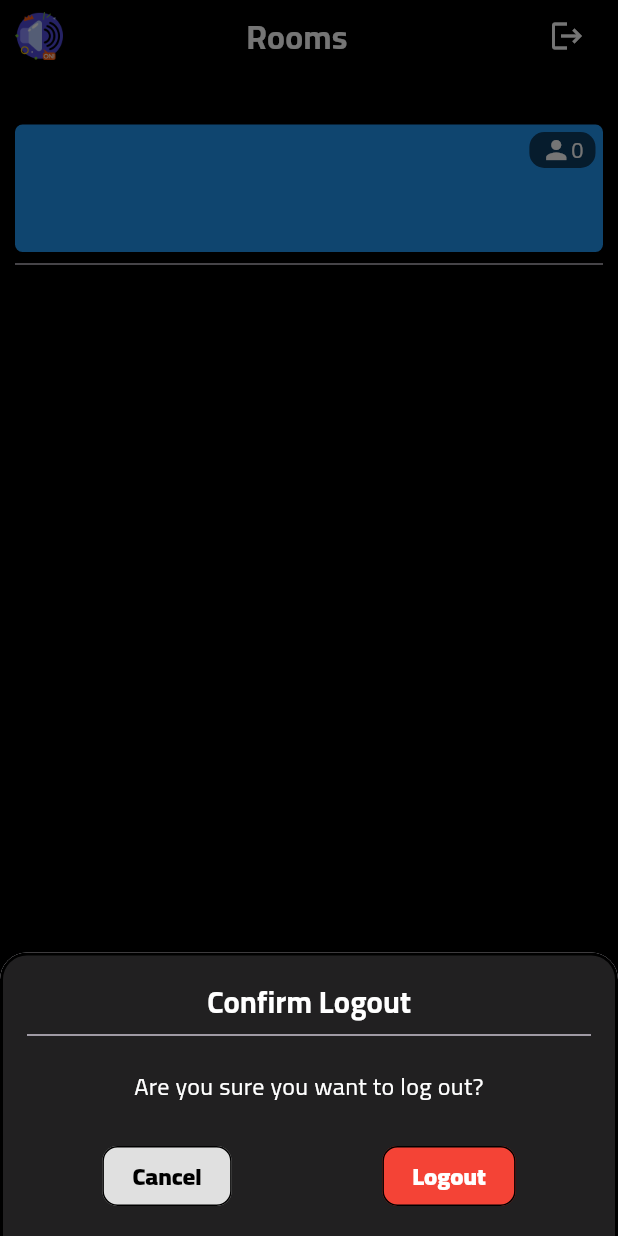
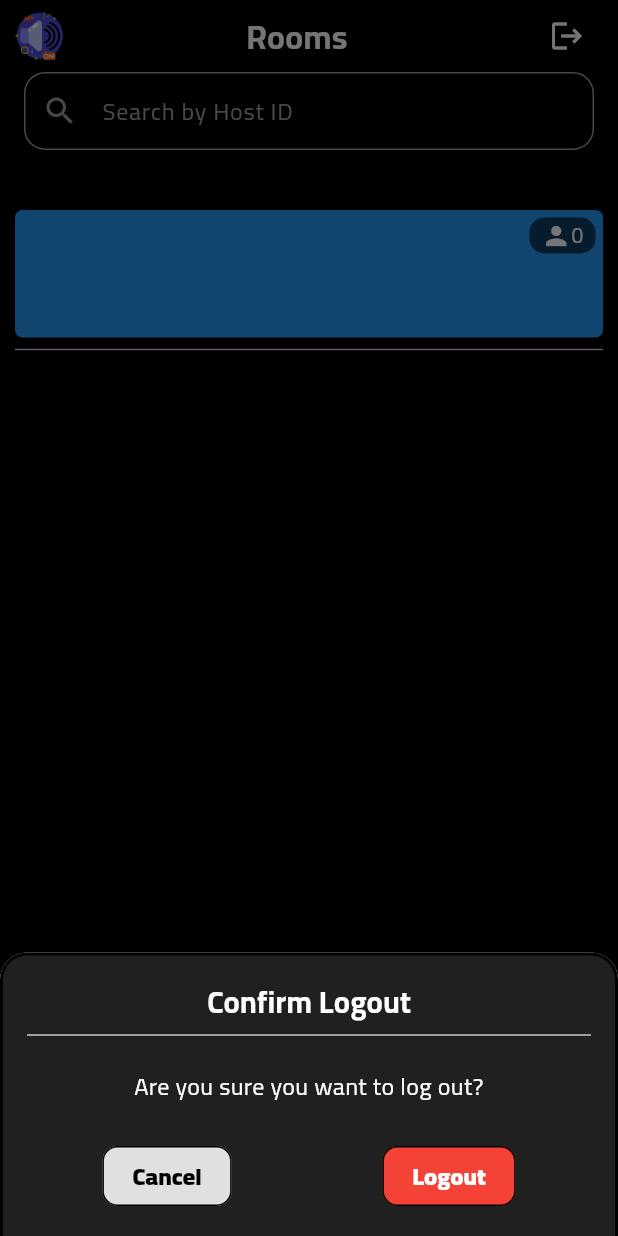
Before and after one commit to Moha2001hassan/audio_rooms, a Flutter app: the RoomsPage screen opened by its route, after a tap on the "logout" icon, on a phone screen of 412 x 824 dp. Run offline on Flutter 3.47's test engine with Material 3 defaults, Android fonts, the phone set to English and light mode, and no system bars; our stand-ins replace cloud_firestore, firebase_auth, firebase_core, flutter_bloc, iconsax, shared_preferences; missing offline and left inert: zego_uikit_prebuilt_live_audio_room; accounts and stored records are empty; network calls fail.

Commit message:
search bar

```diff
--- a/lib/features/rooms/controller/rooms_controller.dart
+++ b/lib/features/rooms/controller/rooms_controller.dart
@@ -61,7 +61,6 @@ class RoomsController {
     }
   }
 
-
   Future<void> saveRoomData(Room room) async {
     try {
       await _firestore.collection('rooms').doc(room.hostId).set(room.toJson());
--- /dev/null
+++ b/lib/features/rooms/controller/rooms_cubit.dart
@@ -0,0 +1,39 @@
+import 'package:flutter_bloc/flutter_bloc.dart';
+import '../../auth/data/models/user.dart';
+import '../models/room.dart';
+import 'rooms_controller.dart';
+import 'rooms_state.dart';
+
+class RoomsCubit extends Cubit<RoomsState> {
+  final RoomsController controller;
+
+  RoomsCubit(this.controller) : super(RoomsInitial());
+
+  List<Room> allRooms = [];
+  MyUser? user;
+  Room? userRoom;
+
+  Future<void> initializePage() async {
+    emit(RoomsLoading());
+    try {
+      user = await controller.getUserFromFirestore();
+      allRooms = await controller.getRoomsFromFirestore();
+
+      if (user != null) {
+        userRoom = await controller.checkIfUserHasRoom(user!.userId);
+      }
+
+      emit(RoomsLoaded(user: user, userRoom: userRoom, rooms: allRooms));
+    } catch (e) {
+      emit(RoomsError('Failed to load data: $e'));
+    }
+  }
+
+  void filterUsers(String query) {
+    final filteredRooms = allRooms.where((room) {
+      return room.hostId.toLowerCase().contains(query.toLowerCase());
+    }).toList();
+
+    emit(RoomsLoaded(user: user, userRoom: userRoom, rooms: filteredRooms));
+  }
+}
--- /dev/null
+++ b/lib/features/rooms/controller/rooms_state.dart
@@ -0,0 +1,22 @@
+import '../../auth/data/models/user.dart';
+import '../models/room.dart';
+
+abstract class RoomsState {}
+
+class RoomsInitial extends RoomsState {}
+
+class RoomsLoading extends RoomsState {}
+
+class RoomsLoaded extends RoomsState {
+  final MyUser? user;
+  final Room? userRoom;
+  final List<Room> rooms;
+
+  RoomsLoaded({required this.user, required this.userRoom, required this.rooms});
+}
+
+class RoomsError extends RoomsState {
+  final String message;
+
+  RoomsError(this.message);
+}
--- a/lib/features/rooms/screens/rooms_page.dart
+++ b/lib/features/rooms/screens/rooms_page.dart
@@ -1,11 +1,15 @@
 import 'package:flutter/material.dart';
+import 'package:flutter_bloc/flutter_bloc.dart';
 import '../../../core/constants/constants.dart';
 import '../../../core/widgets/my_appbar.dart';
 import '../../auth/data/models/user.dart';
 import '../controller/rooms_controller.dart';
+import '../controller/rooms_cubit.dart';
+import '../controller/rooms_state.dart';
 import '../models/room.dart';
 import '../widgets/create_room_btn.dart';
 import '../widgets/room_btn.dart';
+import '../widgets/search_widget.dart';
 import '../widgets/user_room.dart';
 
 class RoomsPage extends StatefulWidget {
@@ -16,21 +20,24 @@ class RoomsPage extends StatefulWidget {
 }
 
 class _RoomsPageState extends State<RoomsPage> {
-  RoomsController controller = RoomsController();
-  Room? userRoom;
-  MyUser? user;
-  List<Room> rooms = [];
+  late RoomsCubit roomsCubit;
+  final TextEditingController searchController = TextEditingController();
+  MyUser? user; // To store user data
+  Room? userRoom; // To store user room
 
   @override
   void initState() {
     super.initState();
-    initializePage();
+    roomsCubit = RoomsCubit(RoomsController());
+    roomsCubit.initializePage();
+    roomsCubit.stream.listen((state) {
+      if (state is RoomsLoaded) {
+        setState(() {
+          user = state.user;
+          userRoom = state.userRoom;
+        });
       }
-
-  Future<void> initializePage() async {
-    await getUser(); // Ensure `user` is fetched before checking the room
-    await getRoomsList(); // Optionally run this in parallel if independent
-    await checkRoomForUser(); // Now `user` is guaranteed to be non-null
+    });
   }
 
   @override
@@ -43,6 +50,11 @@ class _RoomsPageState extends State<RoomsPage> {
           child: Column(
             children: [
               const RoomsAppBar(),
+              SearchWidget(
+                roomsCubit: roomsCubit,
+                searchController: searchController,
+              ),
+              const SizedBox(height: 5),
               if (userRoom != null) UserRoomContainer(room: userRoom!),
               if (userRoom == null && user == null)
                 const CreateRoomBtn(room: null),
@@ -56,18 +68,33 @@ class _RoomsPageState extends State<RoomsPage> {
                 ),
               const Divider(),
               Expanded(
-                child: GridView.builder(
-                  itemCount: rooms.length,
-                  gridDelegate: const SliverGridDelegateWithFixedCrossAxisCount(
-                    crossAxisCount: 2, // Number of rooms per row
+                child: BlocBuilder<RoomsCubit, RoomsState>(
+                  bloc: roomsCubit,
+                  builder: (context, state) {
+                    if (state is RoomsLoading) {
+                      return const Center(child: CircularProgressIndicator());
+                    } else if (state is RoomsLoaded) {
+                      return GridView.builder(
+                        padding: const EdgeInsets.all(10),
+                        itemCount: state.rooms.length,
+                        gridDelegate:
+                            const SliverGridDelegateWithFixedCrossAxisCount(
+                          crossAxisCount: 2,
                           crossAxisSpacing: 7,
                           mainAxisSpacing: 7,
                           childAspectRatio: 2 / 3,
                         ),
                         itemBuilder: (context, index) {
-                    return user == null
-                        ? RoomBtn(room: rooms[index], user: testUser)
-                        : RoomBtn(room: rooms[index], user: user!);
+                          return RoomBtn(
+                            room: state.rooms[index],
+                            user: state.user ?? testUser,
+                          );
+                        },
+                      );
+                    } else if (state is RoomsError) {
+                      return Center(child: Text(state.message));
+                    }
+                    return const SizedBox.shrink();
                   },
                 ),
               ),
@@ -78,37 +105,10 @@ class _RoomsPageState extends State<RoomsPage> {
     );
   }
 
-  Future<void> getRoomsList() async {
-    final fetchedRooms = await controller.getRoomsFromFirestore();
-    if (mounted) {
-      setState(() {
-        rooms = fetchedRooms;
-      });
-    }
-  }
-
-  Future<void> getUser() async {
-    final fetchedUser = await controller.getUserFromFirestore();
-    if (mounted) {
-      setState(() {
-        user = fetchedUser;
-      });
-    }
-  }
-
-  Future<void> checkRoomForUser() async {
-    if (user != null) {
-      final fetchedRoom = await controller.checkIfUserHasRoom(user!.userId);
-      if (mounted) {
-        setState(() {
-          userRoom = fetchedRoom;
-        });
-      }
-    }
-  }
-
   @override
   void dispose() {
+    roomsCubit.close();
+    searchController.dispose();
     super.dispose();
   }
 }
--- a/lib/features/rooms/widgets/room_btn.dart
+++ b/lib/features/rooms/widgets/room_btn.dart
@@ -4,11 +4,7 @@ import '../models/room.dart';
 import '../screens/live_audio_page.dart';
 
 class RoomBtn extends StatelessWidget {
-  RoomBtn({
-    super.key,
-    required this.room,
-    required this.user,
-  });
+  RoomBtn({super.key, required this.room, required this.user});
 
   final Room room;
   final MyUser user;
@@ -34,9 +30,7 @@ class RoomBtn extends StatelessWidget {
         borderRadius: BorderRadius.circular(10),
         child: Container(
           padding: const EdgeInsets.all(4),
-          decoration: BoxDecoration(
-            borderRadius: BorderRadius.circular(10),
-          ),
+          decoration: BoxDecoration(borderRadius: BorderRadius.circular(10)),
           child: Column(
             children: [
               Expanded(
@@ -48,23 +42,31 @@ class RoomBtn extends StatelessWidget {
                         topLeft: Radius.circular(10),
                         topRight: Radius.circular(10),
                       ),
-                      child: Image.network(room.imgUrl,
-                          width: double.infinity, fit: BoxFit.cover),
+                      child: Image.network(
+                        room.imgUrl,
+                        width: double.infinity,
+                        fit: BoxFit.cover,
+                      ),
                     ),
                     Positioned(
                       top: 5,
                       right: 5,
                       child: Container(
                         padding: const EdgeInsets.symmetric(
-                            horizontal: 5, vertical: 2),
+                          horizontal: 5,
+                          vertical: 2,
+                        ),
                         decoration: BoxDecoration(
                           color: Colors.black.withOpacity(0.6),
                           borderRadius: BorderRadius.circular(10),
                         ),
                         child: Row(
                           children: [
-                            const Icon(Icons.person,
-                                color: Colors.white, size: 20),
+                            const Icon(
+                              Icons.person,
+                              color: Colors.white,
+                              size: 20,
+                            ),
                             Text(
                               room.usersNumber.toString(),
                               style: const TextStyle(color: Colors.white),
@@ -79,24 +81,30 @@ class RoomBtn extends StatelessWidget {
               Expanded(
                 flex: 1,
                 child: Container(
-                  padding:
-                      const EdgeInsets.symmetric(horizontal: 8, vertical: 5),
+                  padding: const EdgeInsets.symmetric(
+                    horizontal: 8,
+                    vertical: 1,
+                  ),
                   child: Column(
                     mainAxisAlignment: MainAxisAlignment.center,
                     children: [
                       Text(
                         room.hostName,
                         style: const TextStyle(
-                            fontWeight: FontWeight.bold, color: Colors.black),
+                          fontWeight: FontWeight.bold,
+                          color: Colors.black,
+                        ),
                         overflow: TextOverflow.ellipsis,
                       ),
-                      // Text(
-                      //   room.roomDesc,
-                      //   style:
-                      //       const TextStyle(fontSize: 12, color: Colors.black),
-                      //   overflow: TextOverflow.ellipsis,
-                      //   maxLines: 1,
-                      // ),
+                      Text(
+                        room.hostId,
+                        style: const TextStyle(
+                          fontSize: 12,
+                          color: Colors.black,
+                        ),
+                        overflow: TextOverflow.ellipsis,
+                        maxLines: 1,
+                      ),
                     ],
                   ),
                 ),
--- /dev/null
+++ b/lib/features/rooms/widgets/search_widget.dart
@@ -0,0 +1,33 @@
+import 'package:flutter/material.dart';
+import '../controller/rooms_cubit.dart';
+
+class SearchWidget extends StatelessWidget {
+  const SearchWidget({
+    super.key,
+    required this.searchController,
+    required this.roomsCubit,
+  });
+
+  final TextEditingController searchController;
+  final RoomsCubit roomsCubit;
+
+  @override
+  Widget build(BuildContext context) {
+    return Padding(
+      padding: const EdgeInsets.symmetric(horizontal: 6),
+      child: TextField(
+        controller: searchController,
+        onChanged: roomsCubit.filterUsers,
+        keyboardType: TextInputType.number,
+        decoration: InputDecoration(
+          hintText: "Search by Host ID",
+          hintStyle: const TextStyle(color: Colors.grey),
+          prefixIcon: const Icon(Icons.search),
+          border: OutlineInputBorder(
+            borderRadius: BorderRadius.circular(10),
+          ),
+        ),
+      ),
+    );
+  }
+}
--- a/pubspec.yaml
+++ b/pubspec.yaml
@@ -18,6 +18,7 @@ dependencies:
   firebase_dynamic_links:
   http:
   shared_preferences:
+  flutter_bloc:
 
 dev_dependencies:
   flutter_test:
```
Also changed, not shown: pubspec.lock. Lines whose indentation alone changed are shown as unchanged.
